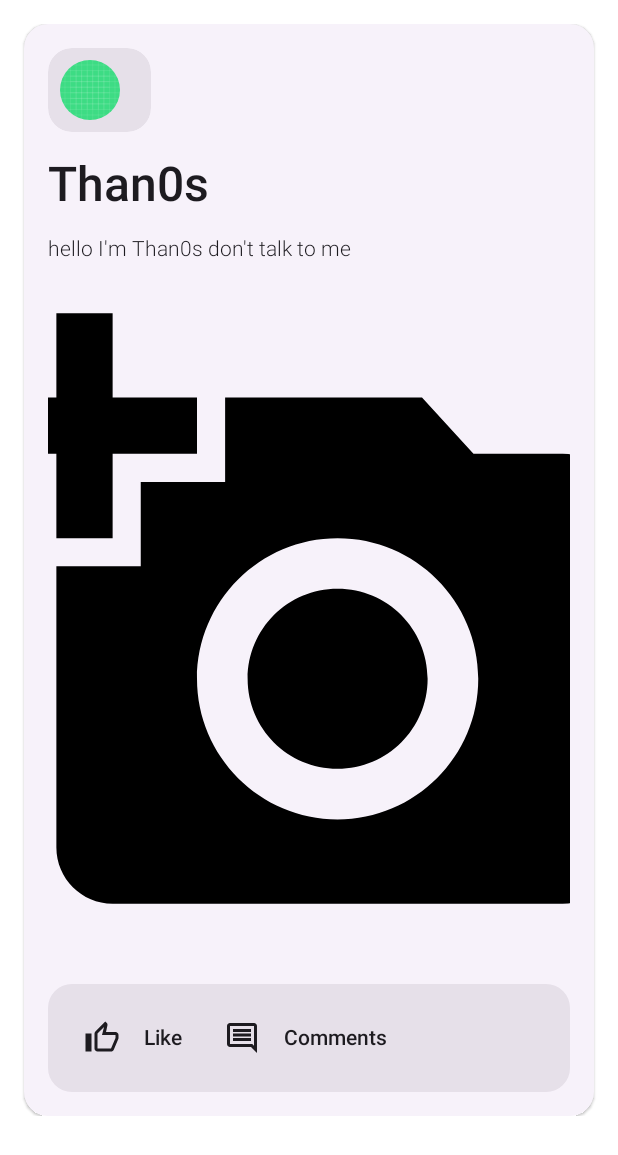
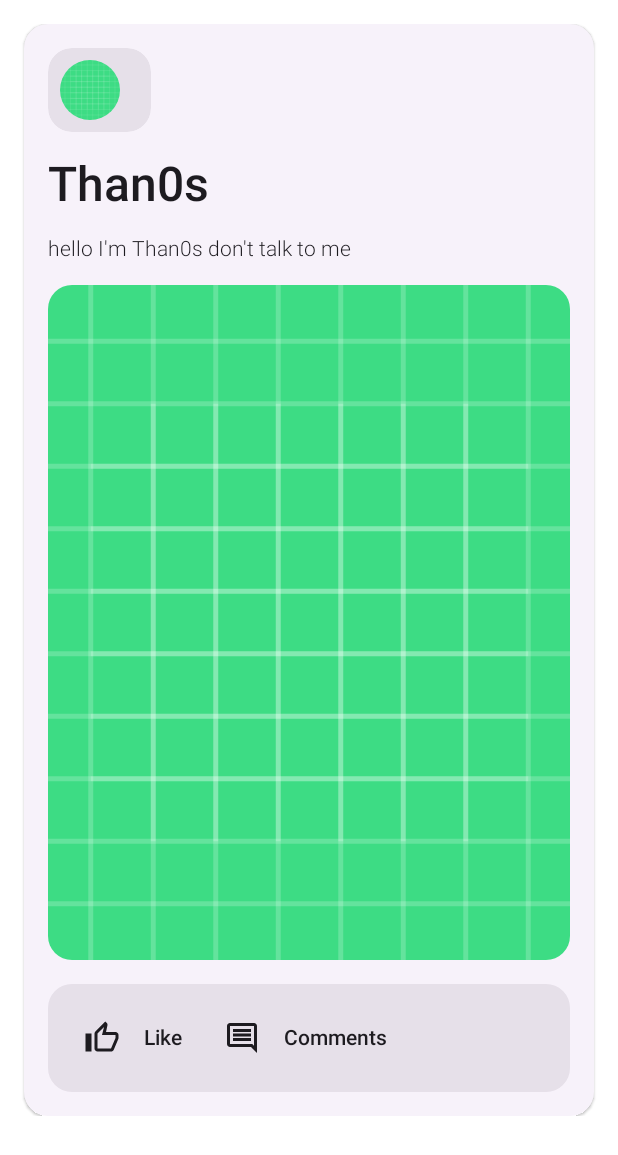
Before and after one commit to Exception0-0/Alumni, an Android app built with Jetpack Compose: the @Preview function PostsScreenPreview, on a phone screen of 412 x 824 dp. Shown: the top 1155 px of the screen. Run offline under Robolectric (Android 15) with nearby library versions, the phone set to English and light mode, and no system bars; our stand-ins replace Firebase (no records; nobody signed in at launch, a user with empty details on screens opened directly).

```diff
--- a/app/src/main/java/dev/than0s/aluminium/core/composable/AluminiumAsyncImage.kt
+++ b/app/src/main/java/dev/than0s/aluminium/core/composable/AluminiumAsyncImage.kt
@@ -24,13 +24,14 @@ import dev.than0s.aluminium.R
 fun AluminiumAsyncImage(
     model: Any?,
     settings: AluminiumAsyncImageSettings,
-    modifier: Modifier
+    modifier: Modifier,
+    contentScale: ContentScale = ContentScale.Crop,
 ) {
     AsyncImage(
         model = model,
         placeholder = painterResource(settings.placeholder),
         error = painterResource(settings.error),
-        contentScale = ContentScale.Crop,
+        contentScale = contentScale,
         contentDescription = settings.contentDescription,
         modifier = modifier
     )
@@ -47,10 +48,16 @@ sealed class AluminiumAsyncImageSettings(
         error = R.drawable.ic_launcher_background,
     )
 
-    data object PostImage : AluminiumAsyncImageSettings(
+    data object PostAddImage : AluminiumAsyncImageSettings(
         contentDescription = "post image",
         placeholder = R.drawable.baseline_add_a_photo_24,
         error = R.drawable.baseline_add_a_photo_24,
+    )
+
+    data object PostImage : AluminiumAsyncImageSettings(
+        contentDescription = "post image",
+        placeholder = R.drawable.ic_launcher_background,
+        error = R.drawable.ic_launcher_background,
     )
 
     data object CoverImage : AluminiumAsyncImageSettings(
--- a/app/src/main/java/dev/than0s/aluminium/features/post/presentation/screens/posts/PostsScreen.kt
+++ b/app/src/main/java/dev/than0s/aluminium/features/post/presentation/screens/posts/PostsScreen.kt
@@ -81,6 +81,10 @@ private fun PostsScreenContent(
         modifier = Modifier.padding(MaterialTheme.spacing.medium)
     ) {
         items(postsList) { post ->
+            AluminiumElevatedCard(
+                modifier = Modifier
+                    .fillMaxWidth()
+            ) {
                 PostItem(
                     post = post,
                     onLikeClick = onLikeClick,
@@ -90,8 +94,10 @@ private fun PostsScreenContent(
                     },
                     openCommentScreen = {
                         openScreen(Screen.CommentsScreen(post.id))
+                    },
+                    modifier = Modifier.align(Alignment.CenterHorizontally)
+                )
             }
-            )
         }
     }
 }
@@ -104,18 +110,13 @@ fun PostItem(
     openCommentScreen: () -> Unit,
     getUserProfile: (String) -> Flow<User>,
     onLikeClick: (String, Boolean, () -> Unit) -> Unit,
+    modifier: Modifier = Modifier
 ) {
     val userProfile = getUserProfile(post.userId).collectAsState(initial = User()).value
-
-    AluminiumElevatedCard(
-        modifier = Modifier
-            .fillMaxWidth()
-    ) {
     Column(
         verticalArrangement = Arrangement.spacedBy(MaterialTheme.spacing.medium),
         modifier = Modifier
             .padding(MaterialTheme.spacing.medium)
-                .align(Alignment.CenterHorizontally)
             .width(360.dp)
     ) {
 
@@ -158,7 +159,6 @@ fun PostItem(
                     .fillMaxWidth()
                     .padding(MaterialTheme.spacing.small)
             )
-            }
         }
     }
 }
--- a/app/src/main/java/dev/than0s/aluminium/features/post/presentation/screens/posts/PostsScreenViewModel.kt
+++ b/app/src/main/java/dev/than0s/aluminium/features/post/presentation/screens/posts/PostsScreenViewModel.kt
@@ -118,6 +118,7 @@ class PostsScreenViewModel @Inject constructor(
             when (val result = deletePostUseCase.invoke(id)) {
                 is Either.Right -> {
                     SnackbarController.showSnackbar("Post delete successfully")
+                    loadPosts()
                 }
 
                 is Either.Left -> {
--- a/app/src/main/java/dev/than0s/aluminium/features/profile/presentation/screens/profile/AboutTabScreen.kt
+++ b/app/src/main/java/dev/than0s/aluminium/features/profile/presentation/screens/profile/AboutTabScreen.kt
@@ -2,12 +2,15 @@ package dev.than0s.aluminium.features.profile.presentation.screens.profile
 
 import androidx.compose.foundation.layout.Arrangement
 import androidx.compose.foundation.layout.Column
+import androidx.compose.foundation.rememberScrollState
+import androidx.compose.foundation.verticalScroll
 import androidx.compose.material.icons.Icons
 import androidx.compose.material.icons.outlined.Email
 import androidx.compose.material.icons.outlined.Phone
 import androidx.compose.material.icons.outlined.Star
 import androidx.compose.material3.MaterialTheme
 import androidx.compose.runtime.Composable
+import androidx.compose.ui.Modifier
 import dev.than0s.aluminium.features.profile.domain.data_class.AboutInfo
 import dev.than0s.aluminium.ui.spacing
 
@@ -16,7 +19,8 @@ fun AboutTabContent(
     aboutInfo: AboutInfo,
 ) {
     Column(
-        verticalArrangement = Arrangement.spacedBy(MaterialTheme.spacing.large)
+        verticalArrangement = Arrangement.spacedBy(MaterialTheme.spacing.large),
+        modifier = Modifier.verticalScroll(rememberScrollState())
     ) {
         InfoFormat(
             title = "Role",
--- a/app/src/main/java/dev/than0s/aluminium/features/profile/presentation/screens/profile/ContactTabScreen.kt
+++ b/app/src/main/java/dev/than0s/aluminium/features/profile/presentation/screens/profile/ContactTabScreen.kt
@@ -5,7 +5,9 @@ import androidx.compose.foundation.layout.Column
 import androidx.compose.foundation.layout.Row
 import androidx.compose.foundation.layout.fillMaxWidth
 import androidx.compose.foundation.layout.padding
+import androidx.compose.foundation.rememberScrollState
 import androidx.compose.foundation.shape.RoundedCornerShape
+import androidx.compose.foundation.verticalScroll
 import androidx.compose.material.icons.Icons
 import androidx.compose.material.icons.outlined.Email
 import androidx.compose.material.icons.outlined.Phone
@@ -65,7 +67,8 @@ fun ContactsTabContent(
     }
 
     Column(
-        verticalArrangement = Arrangement.spacedBy(MaterialTheme.spacing.large)
+        verticalArrangement = Arrangement.spacedBy(MaterialTheme.spacing.large),
+        modifier = Modifier.verticalScroll(rememberScrollState())
     ) {
         InfoFormat(
             title = "Email",
--- a/app/src/main/java/dev/than0s/aluminium/features/profile/presentation/screens/profile/ProfileViewModel.kt
+++ b/app/src/main/java/dev/than0s/aluminium/features/profile/presentation/screens/profile/ProfileViewModel.kt
@@ -100,6 +100,7 @@ class ProfileViewModel @Inject constructor(
                 is Either.Right -> {
                     SnackbarController.showSnackbar("Profile updated successfully")
                     onSuccess()
+                    loadProfile()
                 }
             }
         }
@@ -115,6 +116,7 @@ class ProfileViewModel @Inject constructor(
                 is Either.Right -> {
                     SnackbarController.showSnackbar("Contact info updated successfully")
                     onSuccess()
+                    getContactInfo()
                 }
             }
         }
--- a/app/src/main/res/drawable/baseline_add_a_photo_24.xml
+++ b/app/src/main/res/drawable/baseline_add_a_photo_24.xml
@@ -1,4 +1,4 @@
-<vector xmlns:android="http://schemas.android.com/apk/res/android" android:autoMirrored="true" android:height="12dp" android:tint="#000000" android:viewportHeight="24" android:viewportWidth="24" android:width="12dp">
+<vector xmlns:android="http://schemas.android.com/apk/res/android" android:autoMirrored="true" android:height="24dp" android:tint="#000000" android:viewportHeight="24" android:viewportWidth="24" android:width="24dp">
 
     <path android:fillColor="@android:color/white" android:pathData="M3,4V1h2v3h3v2H5v3H3V6H0V4H3zM6,10V7h3V4h7l1.83,2H21c1.1,0 2,0.9 2,2v12c0,1.1 -0.9,2 -2,2H5c-1.1,0 -2,-0.9 -2,-2V10H6zM13,19c2.76,0 5,-2.24 5,-5s-2.24,-5 -5,-5s-5,2.24 -5,5S10.24,19 13,19zM9.8,14c0,1.77 1.43,3.2 3.2,3.2s3.2,-1.43 3.2,-3.2s-1.43,-3.2 -3.2,-3.2S9.8,12.23 9.8,14z"/>
 
```
Also changed, not shown: app/src/main/java/dev/than0s/aluminium/features/post/presentation/screens/post_upload/PostUploadScreen.kt (+10 -3 lines), app/src/main/java/dev/than0s/aluminium/features/post/presentation/screens/posts/SpecificPostScreen.kt (+15 -1 lines). Lines whose indentation alone changed are shown as unchanged.
